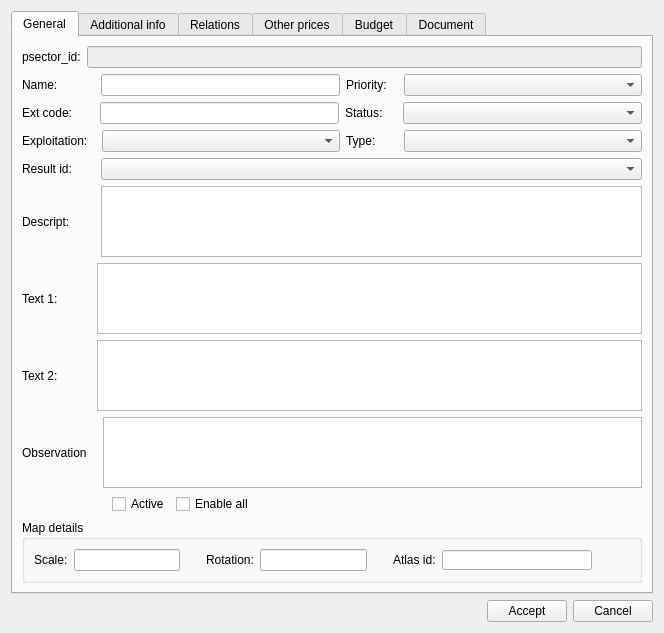
The window that ui/toolbars/plan/plan_psector.ui (Giswater/giswater_qgis_plugin) describes before a commit, drawn with Qt 5.
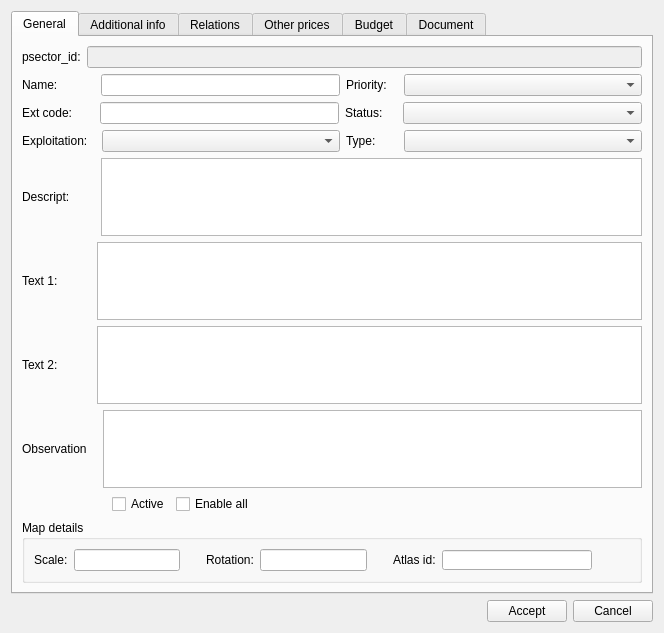
The same window after the commit. Icons and pictures are not drawn.

Commit message: Delete result_id and self.plan_om

```diff
--- a/ui/toolbars/plan/plan_psector.ui
+++ b/ui/toolbars/plan/plan_psector.ui
@@ -260,43 +260,6 @@
          </item>
         </layout>
        </item>
-       <item>
-        <layout class="QHBoxLayout" name="horizontalLayout_6">
-         <item>
-          <widget class="QLabel" name="lbl_result_id">
-           <property name="text">
-            <string>Result id:</string>
-           </property>
-          </widget>
-         </item>
-         <item>
-          <spacer name="horizontalSpacer_9">
-           <property name="orientation">
-            <enum>Qt::Horizontal</enum>
-           </property>
-           <property name="sizeType">
-            <enum>QSizePolicy::Fixed</enum>
-           </property>
-           <property name="sizeHint" stdset="0">
-            <size>
-             <width>23</width>
-             <height>20</height>
-            </size>
-           </property>
-          </spacer>
-         </item>
-         <item>
-          <widget class="QComboBox" name="result_id">
-           <property name="sizePolicy">
-            <sizepolicy hsizetype="Expanding" vsizetype="Fixed">
-             <horstretch>0</horstretch>
-             <verstretch>0</verstretch>
-            </sizepolicy>
-           </property>
-          </widget>
-         </item>
-        </layout>
-       </item>
        <item>
         <layout class="QHBoxLayout" name="horizontalLayout_5">
          <item>
```
Left out of the diff: 4 changed lines with no effect on the pictures. The commit also changes 4 other files.
